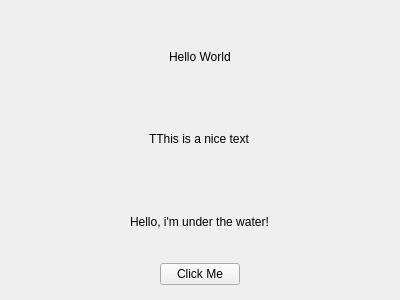
PyFlat/YT-Downloader, file language-test/untitled.ui: the form before one commit.
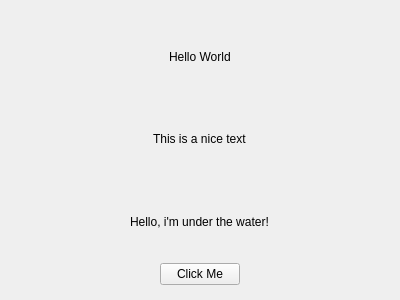
The form after the commit.

Patch:
```diff
--- a/language-test/untitled.ui
+++ b/language-test/untitled.ui
@@ -39,7 +39,7 @@
    <item alignment="Qt::AlignHCenter">
     <widget class="QLabel" name="label_2">
      <property name="text">
-      <string>TThis is a nice text</string>
+      <string>This is a nice text</string>
      </property>
     </widget>
    </item>
```
Left out of the diff: 2 changed lines with no effect on the pictures.
